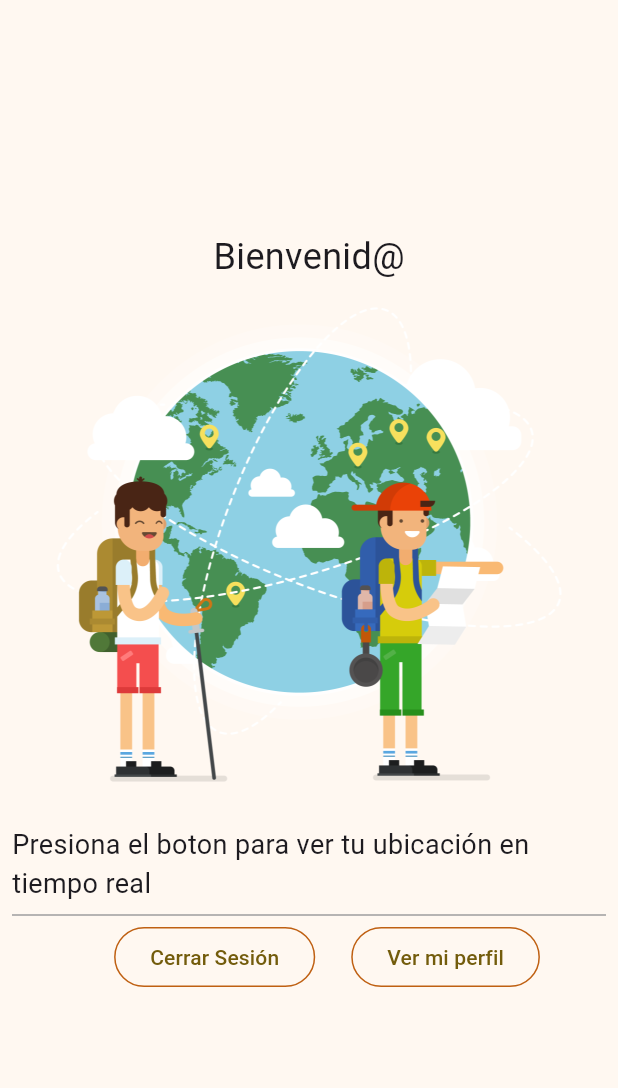
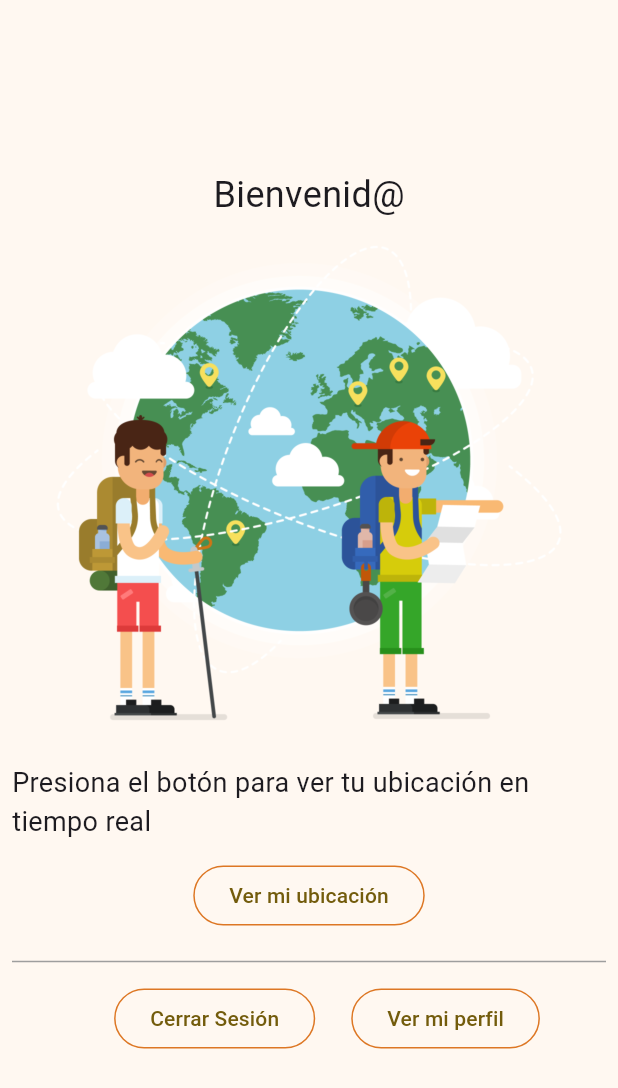
Before and after one commit to SanguchoMela/login-gps_flutter, a Flutter app: the screen it shows once a user with an empty profile is signed in, on a phone screen of 412 x 824 dp. Shown: the top 1088 px of the screen. Run offline on Flutter 3.47's test engine with Material 3 defaults, Android fonts, the phone set to English and light mode, and no system bars; our stand-ins replace firebase_auth, firebase_core, go_router, google_fonts; missing offline and left inert: firebase_ui_auth; accounts and stored records are empty.

Commit message:
pantalla home una vez el usuario inicia sesión

```diff
--- a/lib/home_page.dart
+++ b/lib/home_page.dart
@@ -29,8 +29,16 @@ class HomePage extends StatelessWidget {
                       Image.asset('images/mapa.png', height: 350, width: 350),
                       const SizedBox(height: 8),
                       const Paragraph(
-                        'Presiona el boton para ver tu ubicación en tiempo real',
+                        'Presiona el botón para ver tu ubicación en tiempo real',
                       ),
+                      const SizedBox(height: 8),
+                      StyledButton(
+                        onPressed: () {
+                          //la verdad no sé cómo mostrar la ubicación xd
+                        },
+                        child: const Text('Ver mi ubicación'),
+                      ),
+                      const SizedBox(height: 16),
                     ],
                   );
                 } else {
@@ -40,7 +48,7 @@ class HomePage extends StatelessWidget {
                       const SizedBox(height: 8),
                       const Header("Firebase Login"),
                       const Paragraph(
-                        'Presiona el boton para iniciar sesión con nosotros',
+                        'Presiona el botón para iniciar sesión con nosotros',
                       ),
                     ],
                   );
@@ -54,6 +62,7 @@ class HomePage extends StatelessWidget {
               endIndent: 8,
               color: Colors.grey,
             ),
+             const SizedBox(height: 10),
             Consumer<ApplicationState>(
               builder: (context, appState, _) => AuthFunc(
                 loggedIn: appState.loggedIn,
--- a/lib/src/authentication.dart
+++ b/lib/src/authentication.dart
@@ -15,9 +15,9 @@ class AuthFunc extends StatelessWidget {
 
   @override
   Widget build(BuildContext context) {
-    return Center( // Centra todo el contenido horizontalmente
+    return Center(
       child: Row(
-        mainAxisAlignment: MainAxisAlignment.center, // Centra los elementos dentro del Row
+        mainAxisAlignment: MainAxisAlignment.center,
         children: [
           Padding(
             padding: const EdgeInsets.only(left: 24, bottom: 8),
--- a/lib/src/widgets.dart
+++ b/lib/src/widgets.dart
@@ -1,7 +1,3 @@
-// Copyright 2022 The Flutter Authors. All rights reserved.
-// Use of this source code is governed by a BSD-style license that can be
-// found in the LICENSE file.
-
 import 'package:flutter/material.dart';
 
 class Header extends StatelessWidget {
@@ -60,7 +56,7 @@ class StyledButton extends StatelessWidget {
   @override
   Widget build(BuildContext context) => OutlinedButton(
         style: OutlinedButton.styleFrom(
-            side: const BorderSide(color: Color.fromARGB(255, 191, 96, 18))),
+            side: const BorderSide(color: Color.fromARGB(255, 221, 119, 36))),
         onPressed: onPressed,
         child: child,
       );
```
